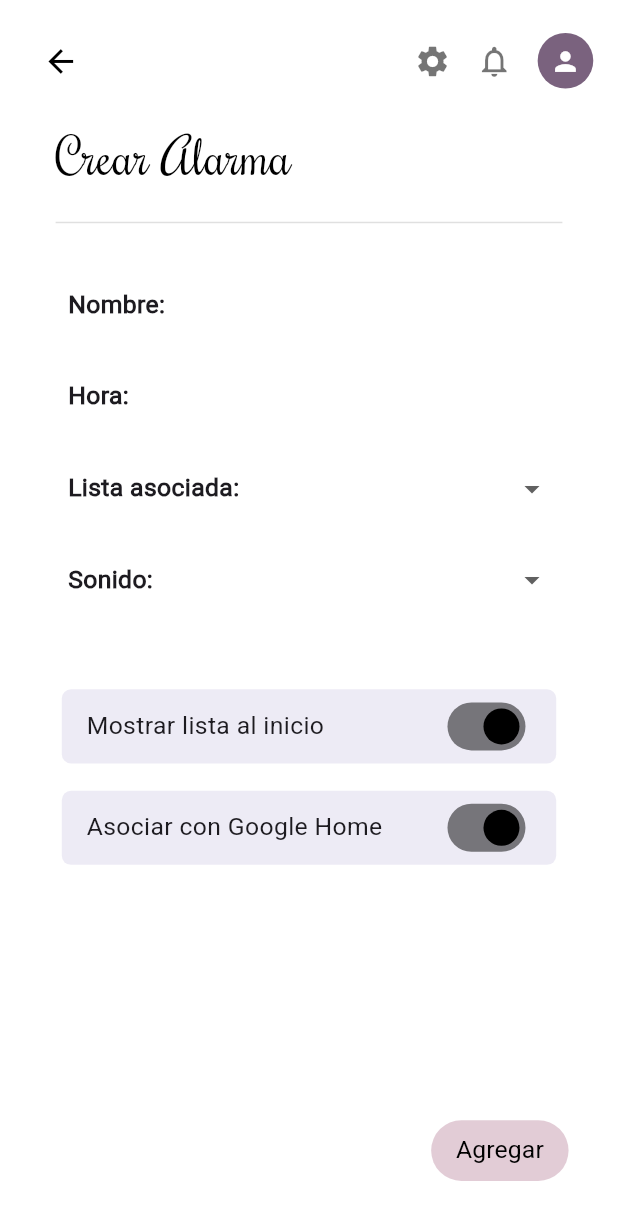
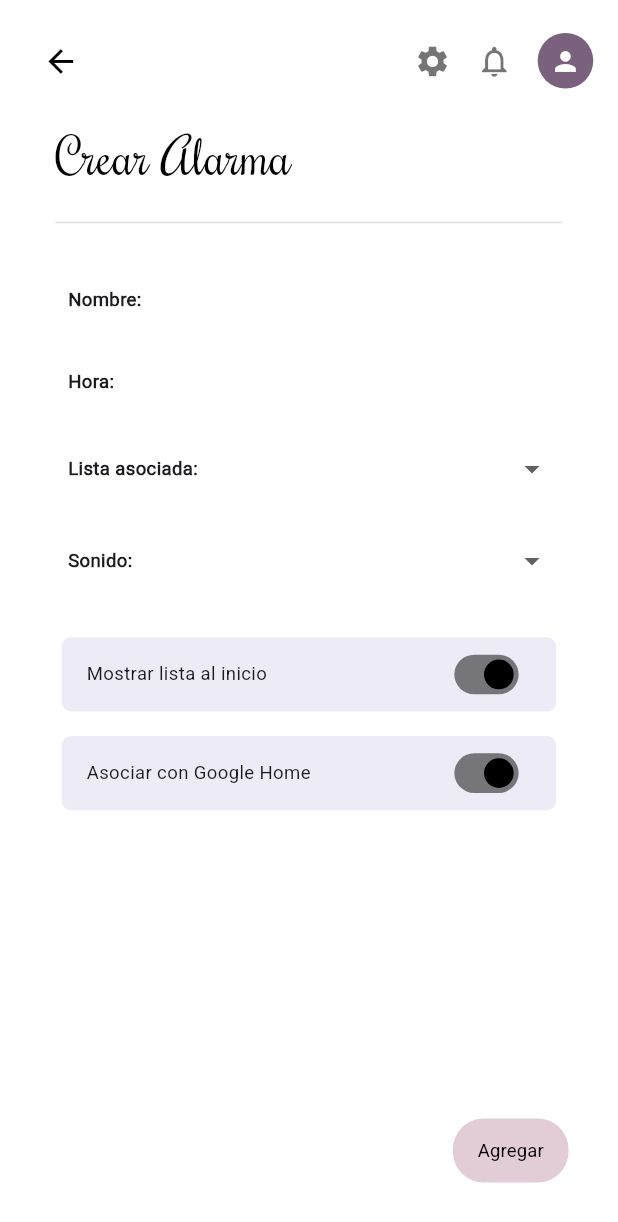
Before and after one commit to marianadiaz179/UX_UpNext, a Flutter app: the AlarmsMobileScreen screen opened directly, after a tap on the "add" icon, on a phone screen of 412 x 824 dp. Shown: the top 1222 px of the screen. Run offline on Flutter 3.47's test engine with Material 3 defaults, Android fonts, the phone set to English and light mode, and no system bars.

Commit message:
Update resizing and generate new APK

```diff
--- a/lib/screens/mobile/add_alarm_mobile.dart
+++ b/lib/screens/mobile/add_alarm_mobile.dart
@@ -44,14 +44,20 @@ class _AddAlarmMobileScreenState extends State<AddAlarmMobileScreen> {
   @override
   Widget build(BuildContext context) {
     final size = MediaQuery.of(context).size;
+    final width = size.width;
     final height = size.height;
-    final width = size.width;
+
+    final double labelFontSize = (width * 0.03).clamp(10, 20);
+    final double sectionSpacing = (height * 0.0075).clamp(5, 20);
+    final double paddingAll = width * 0.04;
+    final double titleFont = width * 0.08;
+    final double inputFont = width * 0.03;
 
     return Scaffold(
       backgroundColor: Colors.white,
       body: SafeArea(
         child: Padding(
-          padding: EdgeInsets.all(width * 0.04),
+          padding: EdgeInsets.all(paddingAll),
           child: Column(
             crossAxisAlignment: CrossAxisAlignment.start,
             children: [
@@ -62,7 +68,7 @@ class _AddAlarmMobileScreenState extends State<AddAlarmMobileScreen> {
                 child: Text(
                   "Crear Alarma",
                   style: TextStyle(
-                    fontSize: width * 0.08,
+                    fontSize: titleFont,
                     fontFamily: 'Rochester',
                     color: Colors.black,
                   ),
@@ -70,9 +76,7 @@ class _AddAlarmMobileScreenState extends State<AddAlarmMobileScreen> {
               ),
               SizedBox(height: height * 0.015),
               Padding(
-                padding: EdgeInsets.symmetric(
-                  horizontal: width * 0.05,
-                ),
+                padding: EdgeInsets.symmetric(horizontal: width * 0.05),
                 child: Divider(color: Colors.grey.shade300, thickness: 1),
               ),
               SizedBox(height: height * 0.02),
@@ -80,27 +84,24 @@ class _AddAlarmMobileScreenState extends State<AddAlarmMobileScreen> {
                 child: SingleChildScrollView(
                   child: Column(
                     children: [
-                      buildTextFieldRow("Nombre:", _nameController, size),
-                      buildTextFieldRow("Hora:", _timeController, size),
-                      buildDropdownRow("Lista asociada:", listaSeleccionada,
-                          listasDisponibles, (val) {
+                      _buildTextFieldRow("Nombre:", _nameController, size, labelFontSize),
+                      _buildTextFieldRow("Hora:", _timeController, size, labelFontSize),
+                      _buildDropdownRow(
+                          "Lista asociada:", listaSeleccionada, listasDisponibles, (val) {
                         setState(() => listaSeleccionada = val);
-                      }, size),
-                      buildDropdownRow(
-                          "Sonido:", sonidoSeleccionado, sonidosDisponibles,
-                          (val) {
+                      }, size, labelFontSize),
+                      _buildDropdownRow(
+                          "Sonido:", sonidoSeleccionado, sonidosDisponibles, (val) {
                         setState(() => sonidoSeleccionado = val);
-                      }, size),
-                      SizedBox(height: height * 0.05),
-                      buildSwitchTile("Mostrar lista al inicio", mostrarLista,
-                          (val) {
+                      }, size, labelFontSize),
+                      SizedBox(height: sectionSpacing * 3),
+                      _buildSwitchTile("Mostrar lista al inicio", mostrarLista, (val) {
                         setState(() => mostrarLista = val);
-                      }, size),
-                      SizedBox(height: height * 0.02),
-                      buildSwitchTile(
-                          "Asociar con Google Home", asociarGoogleHome, (val) {
+                      }, size, labelFontSize),
+                      SizedBox(height: sectionSpacing * 2),
+                      _buildSwitchTile("Asociar con Google Home", asociarGoogleHome, (val) {
                         setState(() => asociarGoogleHome = val);
-                      }, size),
+                      }, size, labelFontSize),
                     ],
                   ),
                 ),
@@ -108,8 +109,7 @@ class _AddAlarmMobileScreenState extends State<AddAlarmMobileScreen> {
               Align(
                 alignment: Alignment.centerRight,
                 child: Padding(
-                  padding: EdgeInsets.only(
-                      right: width * 0.04, bottom: height * 0.02),
+                  padding: EdgeInsets.only(right: width * 0.04, bottom: height * 0.02),
                   child: ElevatedButton(
                     onPressed: _saveAlarm,
                     style: ElevatedButton.styleFrom(
@@ -118,17 +118,11 @@ class _AddAlarmMobileScreenState extends State<AddAlarmMobileScreen> {
                         borderRadius: BorderRadius.circular(width * 0.05),
                       ),
                       elevation: 0,
-                      padding: EdgeInsets.symmetric(
-                        horizontal: width * 0.04,
-                        vertical: height * 0.01,
-                      ),
+                      padding: EdgeInsets.symmetric(horizontal: width * 0.04, vertical: height * 0.015),
                     ),
                     child: Text(
                       "Agregar",
-                      style: TextStyle(
-                        color: Colors.black,
-                        fontSize: width * 0.04,
-                      ),
+                      style: TextStyle(color: Colors.black, fontSize: inputFont),
                     ),
                   ),
                 ),
@@ -140,14 +134,13 @@ class _AddAlarmMobileScreenState extends State<AddAlarmMobileScreen> {
     );
   }
 
-  Widget buildTextFieldRow(
-      String label, TextEditingController controller, Size size) {
+  Widget _buildTextFieldRow(String label, TextEditingController controller, Size size, double fontSize) {
     final width = size.width;
     final height = size.height;
 
     return Padding(
       padding: EdgeInsets.symmetric(
-        vertical: height * 0.008,
+        vertical: (height * 0.004).clamp(2, 10),
         horizontal: width * 0.07,
       ),
       child: Row(
@@ -159,15 +152,16 @@ class _AddAlarmMobileScreenState extends State<AddAlarmMobileScreen> {
               label,
               style: TextStyle(
                 fontWeight: FontWeight.bold,
-                  fontSize: width * 0.04,
+                fontSize: fontSize,
               ),
-              )),
+            ),
+          ),
           SizedBox(
             width: width * 0.45,
             child: TextField(
               controller: controller,
               textAlign: TextAlign.right,
-              style: TextStyle(fontSize: width * 0.04),
+              style: TextStyle(fontSize: fontSize),
               decoration: const InputDecoration(border: InputBorder.none),
             ),
           ),
@@ -176,14 +170,13 @@ class _AddAlarmMobileScreenState extends State<AddAlarmMobileScreen> {
     );
   }
 
-  Widget buildDropdownRow(String label, String? value, List<String> items,
-      ValueChanged<String?> onChanged, Size size) {
+  Widget _buildDropdownRow(String label, String? value, List<String> items, ValueChanged<String?> onChanged, Size size, double fontSize) {
     final width = size.width;
     final height = size.height;
 
     return Padding(
       padding: EdgeInsets.symmetric(
-        vertical: height * 0.008,
+        vertical: (height * 0.008).clamp(4, 10),
         horizontal: width * 0.07,
       ),
       child: Row(
@@ -195,11 +188,12 @@ class _AddAlarmMobileScreenState extends State<AddAlarmMobileScreen> {
               label,
               style: TextStyle(
                 fontWeight: FontWeight.bold,
-                  fontSize: width * 0.04,
+                fontSize: fontSize,
               ),
-              )),
+            ),
+          ),
           SizedBox(
-            width: width * 0.35,
+            width: width * 0.3,
             child: DropdownButton<String>(
               value: value,
               isExpanded: true,
@@ -207,10 +201,7 @@ class _AddAlarmMobileScreenState extends State<AddAlarmMobileScreen> {
               items: items
                   .map((e) => DropdownMenuItem(
                         value: e,
-                        child: Text(
-                          e,
-                          style: TextStyle(fontSize: width * 0.04),
-                        ),
+                        child: Text(e, style: TextStyle(fontSize: fontSize)),
                       ))
                   .toList(),
               onChanged: onChanged,
@@ -221,38 +212,37 @@ class _AddAlarmMobileScreenState extends State<AddAlarmMobileScreen> {
     );
   }
 
-  Widget buildSwitchTile(
-      String label, bool value, ValueChanged<bool> onChanged, Size size) {
+  Widget _buildSwitchTile(String label, bool value, ValueChanged<bool> onChanged, Size size, double fontSize) {
     final width = size.width;
     final height = size.height;
 
     return Padding(
       padding: EdgeInsets.symmetric(
         horizontal: width * 0.06,
-        vertical: height * 0.001,
+        vertical: (height * 0.001).clamp(2, 6),
       ),
       child: Container(
         width: double.infinity,
-        height: height * 0.06,
+        height: (height * 0.06).clamp(40, 60),
         padding: EdgeInsets.symmetric(
           horizontal: width * 0.04,
-          vertical: height * 0.01,
+          vertical: (height * 0.01).clamp(4, 8),
         ),
         decoration: BoxDecoration(
           color: const Color(0xFFEDEBF5),
-          borderRadius: BorderRadius.circular(width * 0.015),
+          borderRadius: BorderRadius.circular((width * 0.015).clamp(6, 12)),
         ),
         child: Row(
           mainAxisAlignment: MainAxisAlignment.spaceBetween,
           children: [
-            Text(
-              label,
-              style: TextStyle(fontSize: width * 0.04),
-            ),
-            Switch(
+            Text(label, style: TextStyle(fontSize: fontSize)),
+            Transform.scale(
+              scale: width * 0.002,
+              child: Switch(
                 value: value,
                 activeColor: Colors.black,
                 onChanged: onChanged,
+              ),
             ),
           ],
         ),
--- a/lib/screens/mobile/alarms_mobile.dart
+++ b/lib/screens/mobile/alarms_mobile.dart
@@ -43,26 +43,33 @@ class _AlarmsMobileScreenState extends State<AlarmsMobileScreen> {
     final width = size.width;
     final height = size.height;
 
-    final padding = width * 0.04;
-    final titleFont = width * 0.1;
-    final dividerSpacing = height * 0.015;
-    final alarmSpacing = height * 0.02;
-    final buttonFont = width * 0.04;
-    final fabIconSize = width * 0.07;
+    final double paddingHorizontal = (width * 0.04).clamp(8, 16);
+    final double paddingVertical = (height * 0.02).clamp(4, 12);
+    final double titleFont = (width * 0.1).clamp(18, 32);
+    final double buttonFont = (width * 0.035).clamp(12, 18);
+    final double fabIconSize = (width * 0.07).clamp(24, 36);
+    final double dividerSpacing = (height * 0.015).clamp(4, 12);
+    final double alarmSpacing = (height * 0.02).clamp(4, 12);
 
     return Scaffold(
       backgroundColor: Colors.white,
       body: SafeArea(
-        child: Padding(
-          padding: EdgeInsets.all(padding),
+        child: Stack(
+          children: [
+            Padding(
+              padding: EdgeInsets.symmetric(
+                  horizontal: paddingHorizontal, vertical: paddingVertical),
               child: Column(
                 crossAxisAlignment: CrossAxisAlignment.start,
                 children: [
                   const CustomAppBarMobile(),
-              SizedBox(height: height * 0.02),
+                  SizedBox(height: height * 0.015),
 
+                  // Título escalable
                   Padding(
-                padding: EdgeInsets.only(left: width * 0.05),
+                    padding: EdgeInsets.only(left: width * 0.02),
+                    child: FittedBox(
+                      fit: BoxFit.scaleDown,
                       child: Text(
                         "Alarmas",
                         style: TextStyle(
@@ -72,20 +79,28 @@ class _AlarmsMobileScreenState extends State<AlarmsMobileScreen> {
                         ),
                       ),
                     ),
+                  ),
 
                   SizedBox(height: height * 0.01),
                   Padding(
-                padding: EdgeInsets.symmetric(horizontal: width * 0.05),
+                    padding: EdgeInsets.symmetric(horizontal: width * 0.02),
                     child: Divider(color: Colors.grey.shade300),
                   ),
                   SizedBox(height: dividerSpacing),
 
-              ..._alarms.asMap().entries.map((entry) {
+                  // Lista de alarmas scrollable
+                  Expanded(
+                      child: SingleChildScrollView(
+                        child: Column(
+                          children: [
+                            Column(
+                              children: _alarms.asMap().entries.map((entry) {
                                 int index = entry.key;
                                 var alarm = entry.value;
 
                                 return Padding(
-                  padding: EdgeInsets.only(bottom: alarmSpacing),
+                                  padding:
+                                      EdgeInsets.only(bottom: alarmSpacing),
                                   child: AlarmTileMobile(
                                     title: alarm["title"],
                                     time: alarm["time"],
@@ -99,7 +114,8 @@ class _AlarmsMobileScreenState extends State<AlarmsMobileScreen> {
                                       Navigator.push(
                                         context,
                                         MaterialPageRoute(
-                          builder: (_) => AlarmDetailMobileScreen(
+                                          builder: (_) =>
+                                              AlarmDetailMobileScreen(
                                             nombre: alarm["title"],
                                             hora: alarm["time"],
                                             lista: alarm["lista"],
@@ -110,20 +126,20 @@ class _AlarmsMobileScreenState extends State<AlarmsMobileScreen> {
                                     },
                                   ),
                                 );
-              }),
-
-              SizedBox(height: height * 0.03),
-
+                              }).toList(),
+                            ),
                             Align(
                               alignment: Alignment.centerRight,
                               child: Padding(
-                  padding: EdgeInsets.only(right: width * 0.04),
+                                padding: EdgeInsets.only(
+                                    right: width * 0.02, bottom: height * 0.01),
                                 child: ElevatedButton.icon(
                                   onPressed: () {
                                     Navigator.push(
                                       context,
                                       MaterialPageRoute(
-                            builder: (_) => const AlarmHistoryMobileScreen()),
+                                          builder: (_) =>
+                                              const AlarmHistoryMobileScreen()),
                                     );
                                   },
                                   icon: Icon(Icons.history,
@@ -138,7 +154,8 @@ class _AlarmsMobileScreenState extends State<AlarmsMobileScreen> {
                                   style: ElevatedButton.styleFrom(
                                     backgroundColor: const Color(0xFFE2CCD6),
                                     shape: RoundedRectangleBorder(
-                        borderRadius: BorderRadius.circular(width * 0.05),
+                                      borderRadius:
+                                          BorderRadius.circular(width * 0.05),
                                     ),
                                     elevation: 0,
                                     padding: EdgeInsets.symmetric(
@@ -149,13 +166,19 @@ class _AlarmsMobileScreenState extends State<AlarmsMobileScreen> {
                                 ),
                               ),
                             ),
-
-              const Spacer(),
-
+                          ],
+                        ),
+                      ),
+                    ),
+                  SizedBox(height: height * 0.01),
+                ],
+              ),
+            ),
             Align(
                 alignment: Alignment.bottomRight,
                 child: Padding(
-                  padding: EdgeInsets.only(right: width * 0.04),
+                  padding: EdgeInsets.only(
+                      right: width * 0.04, bottom: height * 0.02),
                   child: FloatingActionButton(
                     backgroundColor: Colors.white,
                     shape: CircleBorder(
@@ -174,10 +197,8 @@ class _AlarmsMobileScreenState extends State<AlarmsMobileScreen> {
                     child:
                         Icon(Icons.add, color: Colors.black, size: fabIconSize),
                   ),
-                ),
-              )
+                )),
           ],
-          ),
         ),
       ),
     );
--- a/lib/widgets/mobile/alarm_tile_mobile.dart
+++ b/lib/widgets/mobile/alarm_tile_mobile.dart
@@ -22,13 +22,12 @@ class AlarmTileMobile extends StatelessWidget {
     final width = size.width;
     final height = size.height;
 
-    // Escala base para no agrandar demasiado
-    final textScale = width * 0.035; // ~16 en un móvil normal (400px)
-    final smallTextScale = width * 0.03; // ~14 en un móvil normal
-    final paddingH = width * 0.04; // 16px aprox
-    final paddingV = height * 0.015; // 12px aprox
-    final radius = width * 0.02; // 8px aprox
-    final gap = height * 0.005; // 4px aprox
+    final textScale = width * 0.035;
+    final smallTextScale = width * 0.03;
+    final paddingH = width * 0.04;
+    final paddingV = height * 0.015;
+    final radius = width * 0.02;
+    final gap = height * 0.005;
 
     return GestureDetector(
       onTap: onTap,
```
Also changed, not shown: lib/screens/mobile/alarm_detail_mobile.dart (+49 -53 lines), lib/screens/mobile/alarm_history_mobile.dart (+21 -19 lines), lib/screens/mobile/home_mobile.dart (+35 -31 lines), lib/screens/mobile/notifications_screen.dart (+26 -11 lines), lib/screens/mobile/task_history_mobile.dart (+27 -18 lines), lib/screens/mobile/tasks_mobile.dart (+22 -7 lines), lib/screens/web/home_web.dart (+6 -6 lines), lib/widgets/mobile/notification_tile.dart (+3 -4 lines), 1 other file. Lines whose indentation alone changed are shown as unchanged.
